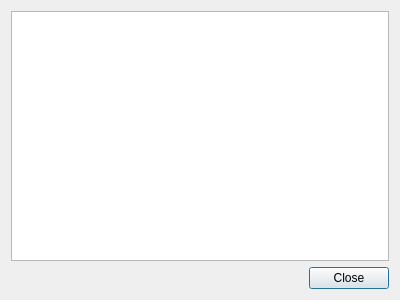
Qt form src/igotugui/igotugui.ui (mnalis/igotu2gpx) before a commit.
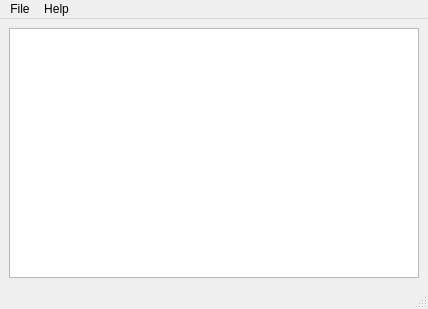
The same form after that commit.

Commit message: HIG and MacOS X GUI changes.

The edit to the form file:
```diff
--- a/src/igotugui/igotugui.ui
+++ b/src/igotugui/igotugui.ui
@@ -1,33 +1,80 @@
 <?xml version="1.0" encoding="UTF-8"?>
 <ui version="4.0">
- <class>IgotuDialog</class>
- <widget class="QDialog" name="IgotuDialog">
+ <class>MainWindow</class>
+ <widget class="QMainWindow" name="MainWindow">
   <property name="geometry">
    <rect>
     <x>0</x>
     <y>0</y>
-    <width>400</width>
-    <height>300</height>
+    <width>428</width>
+    <height>309</height>
    </rect>
   </property>
   <property name="windowTitle">
    <string>Igotu2gpx</string>
   </property>
-  <layout class="QVBoxLayout" name="verticalLayout">
-   <item>
-    <widget class="QTextBrowser" name="textBrowser"/>
-   </item>
-   <item>
-    <widget class="QDialogButtonBox" name="buttonBox">
-     <property name="orientation">
-      <enum>Qt::Horizontal</enum>
-     </property>
-     <property name="standardButtons">
-      <set>QDialogButtonBox::Close</set>
-     </property>
-    </widget>
-   </item>
-  </layout>
+  <widget class="QWidget" name="centralwidget">
+   <layout class="QVBoxLayout" name="verticalLayout">
+    <item>
+     <widget class="QTextBrowser" name="textBrowser"/>
+    </item>
+   </layout>
+  </widget>
+  <widget class="QMenuBar" name="menubar">
+   <property name="geometry">
+    <rect>
+     <x>0</x>
+     <y>0</y>
+     <width>428</width>
+     <height>25</height>
+    </rect>
+   </property>
+   <widget class="QMenu" name="menuFile">
+    <property name="title">
+     <string>File</string>
+    </property>
+    <addaction name="actionConnect"/>
+    <addaction name="actionSaveAs"/>
+    <addaction name="separator"/>
+    <addaction name="actionPreferences"/>
+    <addaction name="separator"/>
+    <addaction name="actionQuit"/>
+   </widget>
+   <widget class="QMenu" name="menuHelp">
+    <property name="title">
+     <string>Help</string>
+    </property>
+    <addaction name="actionAbout"/>
+   </widget>
+   <addaction name="menuFile"/>
+   <addaction name="menuHelp"/>
+  </widget>
+  <widget class="QStatusBar" name="statusbar"/>
+  <action name="actionQuit">
+   <property name="text">
+    <string>Quit</string>
+   </property>
+  </action>
+  <action name="actionAbout">
+   <property name="text">
+    <string>About</string>
+   </property>
+  </action>
+  <action name="actionPreferences">
+   <property name="text">
+    <string>Preferences...</string>
+   </property>
+  </action>
+  <action name="actionConnect">
+   <property name="text">
+    <string>Connect</string>
+   </property>
+  </action>
+  <action name="actionSaveAs">
+   <property name="text">
+    <string>Save As...</string>
+   </property>
+  </action>
  </widget>
  <resources/>
  <connections>
```
Left out of the diff: 35 changed lines with no effect on the pictures. The commit also changes 2 other files.
